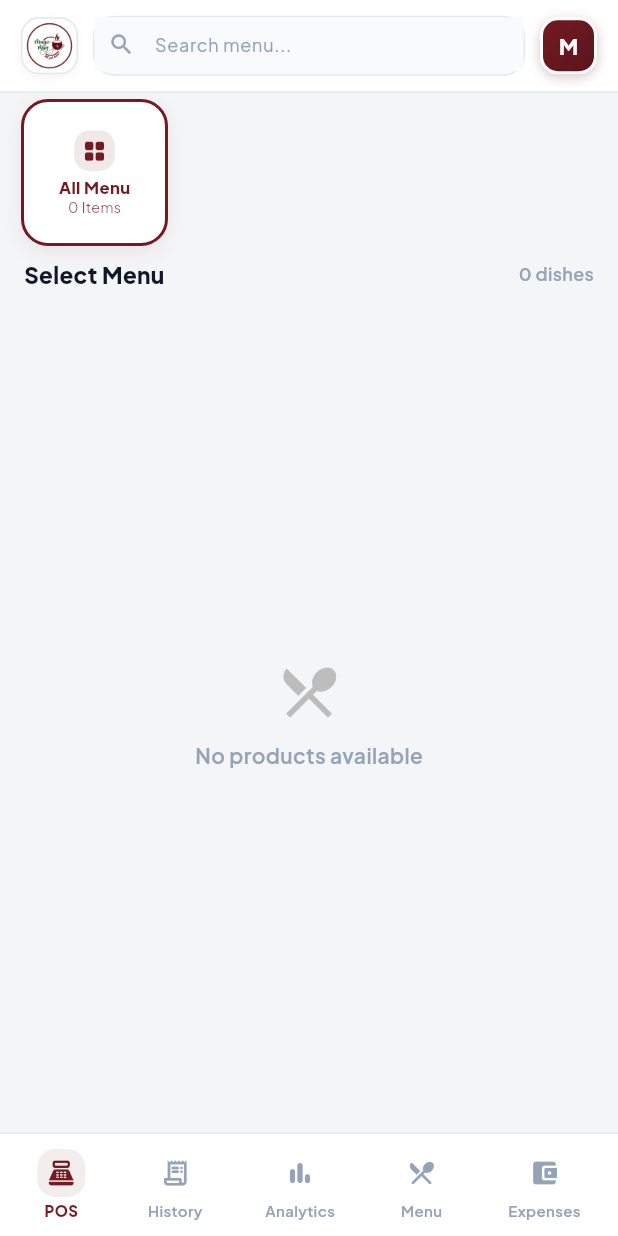
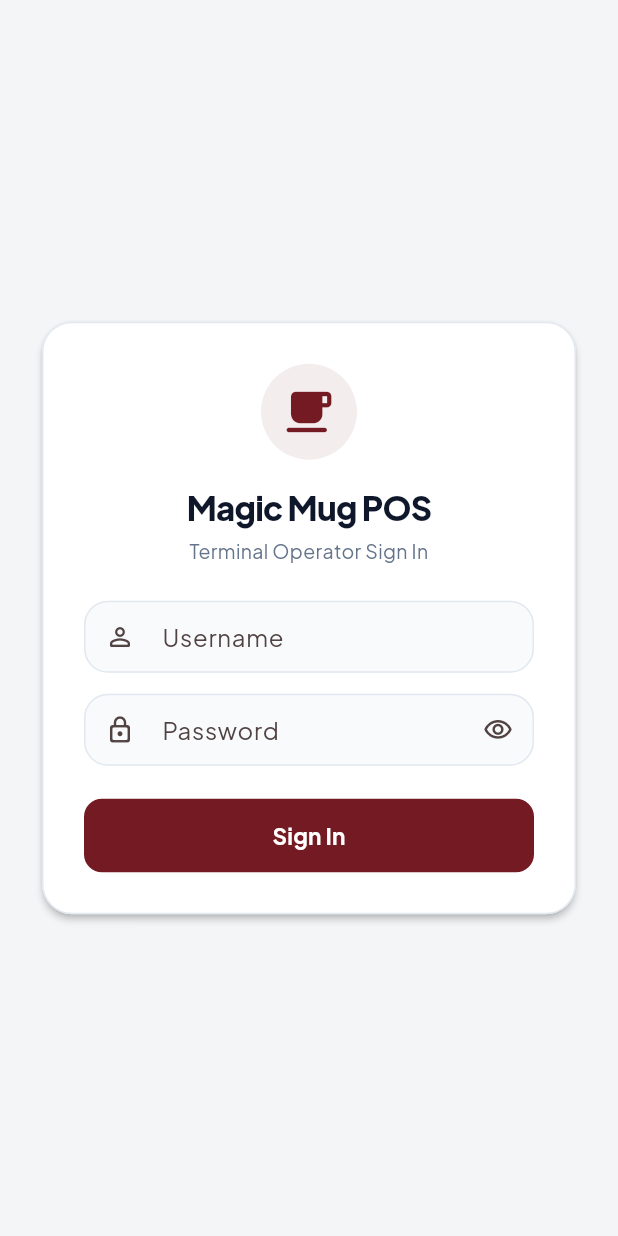
Before and after one commit to Priyan-19/magic_mug_pos, a Flutter app: the screen it shows after launch, on a phone screen of 412 x 824 dp. Run offline on Flutter 3.47's test engine with Material 3 defaults, Android fonts, the phone set to English and light mode, and no system bars; our stand-ins replace dio, fl_chart, flutter_animate, google_fonts, screenshot, share_plus and 1 more; accounts and stored records are empty.

Commit message:
fix(security): resolve insecure defaults across backend, mobile, and manifests

```diff
--- /dev/null
+++ b/apps/mobile/lib/screens/login_screen.dart
@@ -0,0 +1,213 @@
+import 'package:flutter/material.dart';
+import 'package:provider/provider.dart';
+import '../core/theme.dart';
+import '../providers/auth_provider.dart';
+import 'main_navigation_screen.dart';
+
+class LoginScreen extends StatefulWidget {
+  const LoginScreen({super.key});
+
+  @override
+  State<LoginScreen> createState() => _LoginScreenState();
+}
+
+class _LoginScreenState extends State<LoginScreen> {
+  final _usernameController = TextEditingController();
+  final _passwordController = TextEditingController();
+  bool _obscurePassword = true;
+  String? _errorMessage;
+
+  @override
+  void dispose() {
+    _usernameController.dispose();
+    _passwordController.dispose();
+    super.dispose();
+  }
+
+  Future<void> _handleLogin() async {
+    final username = _usernameController.text.trim();
+    final password = _passwordController.text;
+
+    if (username.isEmpty || password.isEmpty) {
+      setState(() {
+        _errorMessage = 'Please enter both username and password';
+      });
+      return;
+    }
+
+    setState(() {
+      _errorMessage = null;
+    });
+
+    final auth = context.read<AuthProvider>();
+    final success = await auth.login(username, password);
+
+    if (!mounted) return;
+
+    if (success) {
+      Navigator.of(context).pushReplacement(
+        MaterialPageRoute(builder: (_) => const MainNavigationScreen()),
+      );
+    } else {
+      setState(() {
+        _errorMessage = 'Invalid username or password';
+      });
+    }
+  }
+
+  @override
+  Widget build(BuildContext context) {
+    final auth = context.watch<AuthProvider>();
+
+    return Scaffold(
+      backgroundColor: AppColors.background,
+      body: Center(
+        child: SingleChildScrollView(
+          padding: const EdgeInsets.symmetric(horizontal: 24),
+          child: ConstrainedBox(
+            constraints: const BoxConstraints(maxWidth: 400),
+            child: Card(
+              color: Colors.white,
+              elevation: 2,
+              shape: RoundedRectangleBorder(
+                borderRadius: BorderRadius.circular(20),
+                side: const BorderSide(color: AppColors.border),
+              ),
+              child: Padding(
+                padding: const EdgeInsets.all(28),
+                child: Column(
+                  mainAxisSize: MainAxisSize.min,
+                  crossAxisAlignment: CrossAxisAlignment.stretch,
+                  children: [
+                    // Cafe Logo Header
+                    Center(
+                      child: Container(
+                        width: 64,
+                        height: 64,
+                        padding: const EdgeInsets.all(8),
+                        decoration: BoxDecoration(
+                          color: AppColors.maroon.withValues(alpha: 0.08),
+                          shape: BoxShape.circle,
+                        ),
+                        child: const Icon(
+                          Icons.local_cafe_rounded,
+                          size: 36,
+                          color: AppColors.maroon,
+                        ),
+                      ),
+                    ),
+                    const SizedBox(height: 16),
+                    const Text(
+                      'Magic Mug POS',
+                      textAlign: TextAlign.center,
+                      style: TextStyle(
+                        fontSize: 22,
+                        fontWeight: FontWeight.w900,
+                        color: AppColors.textPrimary,
+                        letterSpacing: -0.5,
+                      ),
+                    ),
+                    const SizedBox(height: 4),
+                    const Text(
+                      'Terminal Operator Sign In',
+                      textAlign: TextAlign.center,
+                      style: TextStyle(
+                        fontSize: 13,
+                        color: AppColors.textSecondary,
+                      ),
+                    ),
+                    const SizedBox(height: 24),
+
+                    // Error Message Banner
+                    if (_errorMessage != null) ...[
+                      Container(
+                        padding: const EdgeInsets.symmetric(horizontal: 12, vertical: 8),
+                        decoration: BoxDecoration(
+                          color: AppColors.errorBg,
+                          borderRadius: BorderRadius.circular(10),
+                          border: Border.all(color: AppColors.error.withValues(alpha: 0.3)),
+                        ),
+                        child: Row(
+                          children: [
+                            const Icon(Icons.error_outline_rounded, size: 18, color: AppColors.error),
+                            const SizedBox(width: 8),
+                            Expanded(
+                              child: Text(
+                                _errorMessage!,
+                                style: const TextStyle(fontSize: 12, color: AppColors.error, fontWeight: FontWeight.w600),
+                              ),
+                            ),
+                          ],
+                        ),
+                      ),
+                      const SizedBox(height: 16),
+                    ],
+
+                    // Username Input
+                    TextField(
+                      controller: _usernameController,
+                      textInputAction: TextInputAction.next,
+                      decoration: InputDecoration(
+                        labelText: 'Username',
+                        hintText: 'Enter operator username',
+                        prefixIcon: const Icon(Icons.person_outline_rounded, size: 20),
+                        border: OutlineInputBorder(borderRadius: BorderRadius.circular(12)),
+                        contentPadding: const EdgeInsets.symmetric(horizontal: 14, vertical: 12),
+                      ),
+                    ),
+                    const SizedBox(height: 14),
+
+                    // Password Input
+                    TextField(
+                      controller: _passwordController,
+                      obscureText: _obscurePassword,
+                      textInputAction: TextInputAction.done,
+                      onSubmitted: (_) => _handleLogin(),
+                      decoration: InputDecoration(
+                        labelText: 'Password',
+                        hintText: 'Enter password',
+                        prefixIcon: const Icon(Icons.lock_outline_rounded, size: 20),
+                        suffixIcon: IconButton(
+                          icon: Icon(
+                            _obscurePassword ? Icons.visibility_outlined : Icons.visibility_off_outlined,
+                            size: 20,
+                          ),
+                          onPressed: () => setState(() => _obscurePassword = !_obscurePassword),
+                        ),
+                        border: OutlineInputBorder(borderRadius: BorderRadius.circular(12)),
+                        contentPadding: const EdgeInsets.symmetric(horizontal: 14, vertical: 12),
+                      ),
+                    ),
+                    const SizedBox(height: 22),
+
+                    // Submit Button
+                    ElevatedButton(
+                      onPressed: auth.isLoading ? null : _handleLogin,
+                      style: ElevatedButton.styleFrom(
+                        backgroundColor: AppColors.maroon,
+                        foregroundColor: Colors.white,
+                        padding: const EdgeInsets.symmetric(vertical: 14),
+                        shape: RoundedRectangleBorder(borderRadius: BorderRadius.circular(12)),
+                        elevation: 0,
+                      ),
+                      child: auth.isLoading
+                          ? const SizedBox(
+                              width: 20,
+                              height: 20,
+                              child: CircularProgressIndicator(strokeWidth: 2.5, color: Colors.white),
+                            )
+                          : const Text(
+                              'Sign In',
+                              style: TextStyle(fontSize: 15, fontWeight: FontWeight.w700),
+                            ),
+                    ),
+                  ],
+                ),
+              ),
+            ),
+          ),
+        ),
+      ),
+    );
+  }
+}
--- a/render.yaml
+++ b/render.yaml
@@ -9,11 +9,11 @@ services:
     plan: free
     envVars:
       - key: DATABASE_URL
-        value: postgresql://postgres.xkhvbvzgxhccxvpjywzc:magicmugdb2026@aws-0-ap-south-1.pooler.supabase.com:5432/postgres
+        sync: false
       - key: SECRET_KEY
         generateValue: true
       - key: ALLOWED_ORIGINS
-        value: "*"
+        value: "https://magic-mug-pos.onrender.com,http://localhost:5173"
       - key: TIMEZONE
         value: "Asia/Kolkata"
       - key: ENV
```
Also changed, not shown: apps/mobile/lib/providers/auth_provider.dart (+8 -7 lines), apps/mobile/lib/screens/splash_screen.dart (+8 -12 lines), 13 other files.
